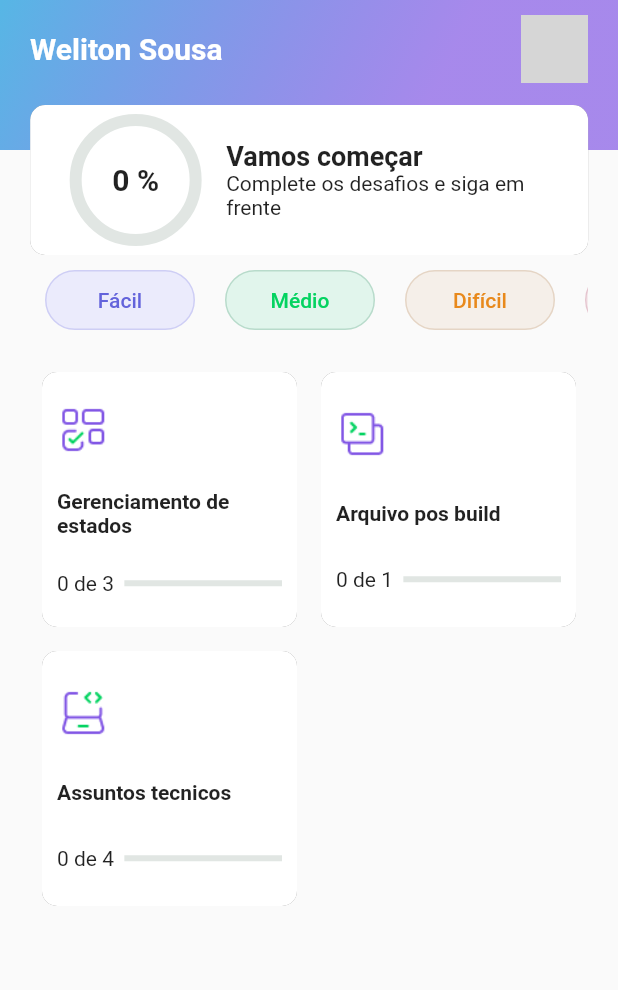
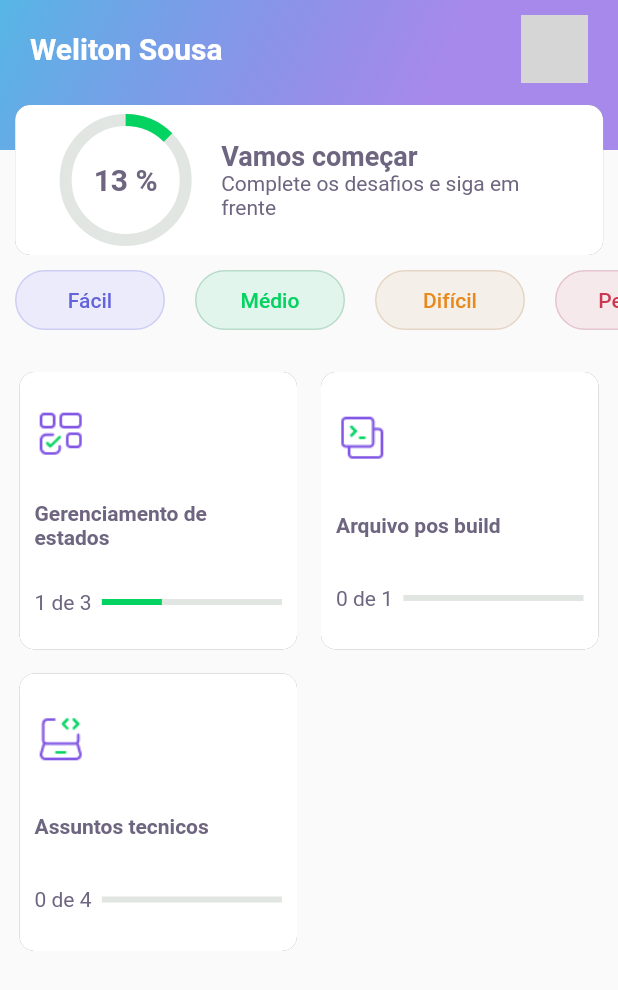
Before and after one commit to welitonsousa/quiz_nlw5_flutter, a Flutter app: the screen it shows after launch, after a tap on "Fácil", on a phone screen of 412 x 824 dp. Shown: the top 990 px of the screen. Run offline on Flutter 3.47's test engine with Material 2 defaults, Android fonts, the phone set to English and light mode, and no system bars; our stand-ins replace share_plus; network calls fail; grey boxes are pictures that could not be loaded.

```diff
--- a/lib/constants/routes.dart
+++ b/lib/constants/routes.dart
@@ -1,11 +1,13 @@
 import 'package:quiz/pages/page_quiz.dart';
+import 'package:quiz/pages/page_splash.dart';
 import 'package:quiz/pages/pages_home.dart';
 import 'package:flutter/cupertino.dart';
 
 class AppRouters {
-  static final String initial = "Home";
+  static final String initial = "Splash";
   static final Map<String, Widget Function(BuildContext)> value = {
+    'Splash': (BuildContext context) => PageSplash(),
     'Home': (BuildContext context) => PageHome(),
-    'Task': (BuildContext context) => PageQuiz(),
+    'Quiz': (BuildContext context) => PageQuiz(),
   };
 }
--- a/lib/controllets/controller_task_question.dart
+++ b/lib/controllets/controller_quiz.dart
@@ -7,22 +7,32 @@ class ControllerQuizes extends ChangeNotifier {
   static final i = ControllerQuizes();
 
   List<ModelQuiz>? quizes;
-  int indexQuizSelected = 0;
+  int _indexQuizSelected = 0;
 
   Status status = Status.loading;
   bool showResponse = false;
   int _indexResponseSelected = 0;
   double _globalProgress = 0;
+  PageController pageController = PageController();
 
   int get indexResponseSelected => _indexResponseSelected;
   double get globalProgress => _globalProgress;
+  int get indexQuizSelected => _indexQuizSelected;
+
+  void setIndexQuizSelected(int newQuiz) {
+    _indexQuizSelected = newQuiz;
+    pageController = PageController(
+        initialPage: quizes![_indexQuizSelected].indexActualResponse);
+  }
 
   void getQuizes() async {
     try {
       status = Status.loading;
       notifyListeners();
 
-      await Future.delayed(Duration(seconds: 2));
+      //time of request
+      await Future.delayed(Duration(milliseconds: 1));
+
       quizes = dataquizes;
       _calculateProgress();
       status = Status.success;
@@ -52,15 +62,14 @@ class ControllerQuizes extends ChangeNotifier {
   }
 
   void _nextQuestion() {
-    int indexQuiz = indexQuizSelected;
-    ModelQuiz quiz = quizes![indexQuiz];
+    ModelQuiz quiz = quizes![indexQuizSelected];
     int indexQuestion = quiz.indexActualResponse;
 
     if (quiz.questions.length - 1 == indexQuestion) {
-      quizes![indexQuiz].isComplete = true;
+      quizes![indexQuizSelected].isComplete = true;
     }
     if (quiz.questions.length > indexQuestion) {
-      quizes![indexQuiz].indexActualResponse += 1;
+      quizes![indexQuizSelected].indexActualResponse += 1;
     }
     _calculateProgress();
     notifyListeners();
@@ -70,6 +79,8 @@ class ControllerQuizes extends ChangeNotifier {
     quizes![indexQuizSelected].counterRigths = 0;
     quizes![indexQuizSelected].indexActualResponse = 0;
     quizes![indexQuizSelected].isComplete = false;
+    pageController.animateToPage(0,
+        duration: Duration(seconds: 1), curve: Curves.linearToEaseOut);
     notifyListeners();
   }
 
@@ -83,7 +94,7 @@ class ControllerQuizes extends ChangeNotifier {
       }
       showResponse = true;
       notifyListeners();
-      await Future.delayed(Duration(seconds: 2));
+      await Future.delayed(Duration(seconds: 1));
       showResponse = false;
       _indexResponseSelected = 0;
       _nextQuestion();
--- a/lib/data/questions.dart
+++ b/lib/data/questions.dart
@@ -6,9 +6,9 @@ List<ModelQuiz> dataquizes = [
     title: 'Gerenciamento de estados',
     questions: questions,
     icon: AppImages.blocks,
-    indexActualResponse: 0,
+    indexActualResponse: 1,
     isComplete: false,
-    counterRigths: 0,
+    counterRigths: 1,
   ),
   ModelQuiz(
     title: 'Arquivo pos build',
--- a/lib/main.dart
+++ b/lib/main.dart
@@ -1,3 +1,4 @@
+import 'package:quiz/constants/colors.dart';
 import 'package:quiz/constants/routes.dart';
 import 'package:flutter/material.dart';
 
@@ -9,7 +10,9 @@ class MyApp extends StatelessWidget {
     return MaterialApp(
       title: 'Flutter Demo',
       debugShowCheckedModeBanner: false,
-      theme: ThemeData(accentColor: Colors.green),
+      theme: ThemeData(
+          accentColor: Colors.green,
+          textTheme: TextTheme(bodyText2: TextStyle(color: AppColors.grey))),
       initialRoute: AppRouters.initial,
       routes: AppRouters.value,
     );
--- /dev/null
+++ b/lib/pages/page_splash.dart
@@ -0,0 +1,22 @@
+import 'package:flutter/material.dart';
+import 'package:quiz/constants/gradients.dart';
+import 'package:quiz/constants/images.dart';
+
+class PageSplash extends StatelessWidget {
+  @override
+  Widget build(BuildContext context) {
+    return Scaffold(
+      body: _body(context),
+    );
+  }
+
+  static Widget _body(BuildContext context) {
+    Future.delayed(Duration(seconds: 2))
+        .then((value) => Navigator.pushReplacementNamed(context, 'Home'));
+
+    return Container(
+      decoration: BoxDecoration(gradient: AppGradients.linear),
+      child: Center(child: Image.asset(AppImages.logo, fit: BoxFit.cover)),
+    );
+  }
+}
--- a/lib/pages/pages_home.dart
+++ b/lib/pages/pages_home.dart
@@ -1,4 +1,4 @@
-import 'package:quiz/controllets/controller_task_question.dart';
+import 'package:quiz/controllets/controller_quiz.dart';
 import 'package:quiz/models/enums/state_connection.dart';
 import 'package:quiz/widgets/widget_appbar.dart';
 import 'package:quiz/widgets/widget_level_button.dart';
@@ -29,10 +29,9 @@ class PageHome extends StatelessWidget {
 
   static Widget _body(BuildContext context) {
     final orientation = MediaQuery.of(context).orientation;
-    return Padding(
-      padding: EdgeInsets.only(top: 80, left: 20, right: 20),
-      child: Column(
+    return Column(
       children: [
+        Container(height: 80),
         Container(
           height: 40,
           width: MediaQuery.of(context).size.width,
@@ -50,6 +49,7 @@ class PageHome extends StatelessWidget {
         Container(height: 20),
         Expanded(
           child: GridView.builder(
+            padding: EdgeInsets.symmetric(horizontal: 5),
             itemCount: ControllerQuizes.i.quizes!.length,
             gridDelegate: _sliverGrid(orientation),
             itemBuilder: (BuildContext context, int index) {
@@ -62,8 +62,8 @@ class PageHome extends StatelessWidget {
                   counterTotalTask: quiz.totalQuestion!,
                   label: quiz.title,
                   onTap: () async {
-                      ControllerQuizes.i.indexQuizSelected = index;
-                      await Navigator.pushNamed(context, 'Task');
+                    ControllerQuizes.i.setIndexQuizSelected(index);
+                    await Navigator.pushNamed(context, 'Quiz');
                   },
                 ),
               );
@@ -71,7 +71,6 @@ class PageHome extends StatelessWidget {
           ),
         ),
       ],
-      ),
     );
   }
 
--- a/lib/widgets/widget_appbar.dart
+++ b/lib/widgets/widget_appbar.dart
@@ -1,5 +1,6 @@
 import 'package:quiz/constants/gradients.dart';
 import 'package:quiz/constants/images.dart';
+import 'package:quiz/controllets/controller_quiz.dart';
 import 'package:quiz/widgets/widget_progress_bar.dart';
 import 'package:flutter/material.dart';
 
@@ -54,7 +55,7 @@ class WidgetAppBar extends PreferredSize {
     return Transform.translate(
       offset: Offset(0.1, 70.0),
       child: Padding(
-        padding: const EdgeInsets.symmetric(horizontal: 20),
+        padding: const EdgeInsets.symmetric(horizontal: 10),
         child: Container(
           padding: EdgeInsets.symmetric(horizontal: 20),
           decoration: BoxDecoration(
@@ -64,7 +65,12 @@ class WidgetAppBar extends PreferredSize {
           ),
           child: Row(
             children: [
-              Expanded(child: WidgetProgressBarCircular()),
+              Expanded(
+                  child: AnimatedBuilder(
+                      animation: ControllerQuizes.i,
+                      builder: (BuildContext context, Widget? child) {
+                        return WidgetProgressBarCircular();
+                      })),
               _infoCardContainer()
             ],
           ),
--- a/lib/widgets/widget_progress_bar.dart
+++ b/lib/widgets/widget_progress_bar.dart
@@ -1,35 +1,70 @@
 import 'package:quiz/constants/colors.dart';
 import 'package:flutter/material.dart';
-import 'package:quiz/controllets/controller_task_question.dart';
+import 'package:quiz/controllets/controller_quiz.dart';
 
-class WidgetProgressBarCircular extends StatelessWidget {
+class WidgetProgressBarCircular extends StatefulWidget {
+  @override
+  _WidgetProgressBarCircularState createState() =>
+      _WidgetProgressBarCircularState();
+}
+
+class _WidgetProgressBarCircularState extends State<WidgetProgressBarCircular>
+    with SingleTickerProviderStateMixin {
+  AnimationController? _controller;
+  Animation<double>? animation;
+  bool builded = false;
+  void initAnimation() {
+    _controller =
+        AnimationController(vsync: this, duration: Duration(seconds: 2));
+    animation =
+        Tween<double>(begin: 0.0, end: ControllerQuizes.i.globalProgress)
+            .animate(_controller!);
+    _controller!.forward();
+  }
+
+  @override
+  void initState() {
+    initAnimation();
+    super.initState();
+  }
+
   @override
   Widget build(BuildContext context) {
     return Padding(
         padding: const EdgeInsets.only(right: 10),
-      child: Stack(
+        child: AnimatedBuilder(
+          animation: animation!,
+          builder: (BuildContext context, Widget? child) {
+            if (animation!.value == ControllerQuizes.i.globalProgress) {
+              builded = true;
+            }
+            return Stack(
               alignment: Alignment.center,
               children: [
                 Container(
                   width: 80,
                   height: 80,
                   child: CircularProgressIndicator(
-              value: ControllerQuizes.i.globalProgress,
+                    value: builded
+                        ? ControllerQuizes.i.globalProgress
+                        : animation!.value,
                     strokeWidth: 8,
                     backgroundColor: AppColors.chartSecondary,
-              valueColor: AlwaysStoppedAnimation<Color>(AppColors.chartPrimary),
+                    valueColor:
+                        AlwaysStoppedAnimation<Color>(AppColors.chartPrimary),
                   ),
                 ),
                 Container(
                   width: 80,
                   child: Text(
-              "${(ControllerQuizes.i.globalProgress * 100).toStringAsFixed(0)} %",
+                    "${((builded ? ControllerQuizes.i.globalProgress : animation!.value) * 100).toStringAsFixed(0)} %",
                     textAlign: TextAlign.center,
                     style: TextStyle(fontSize: 20, fontWeight: FontWeight.bold),
                   ),
                 ),
               ],
-      ),
             );
+          },
+        ));
   }
 }
--- a/pubspec.yaml
+++ b/pubspec.yaml
@@ -8,6 +8,7 @@ environment:
 dependencies:
   flutter:
     sdk: flutter
+  share_plus: ^2.0.1
 
 dev_dependencies:
   flutter_test:
```
Also changed, not shown: lib/pages/page_completed_quiz.dart (+7 -10 lines), lib/pages/page_quiz.dart (+33 -16 lines), pubspec.lock. Lines whose indentation alone changed are shown as unchanged.
